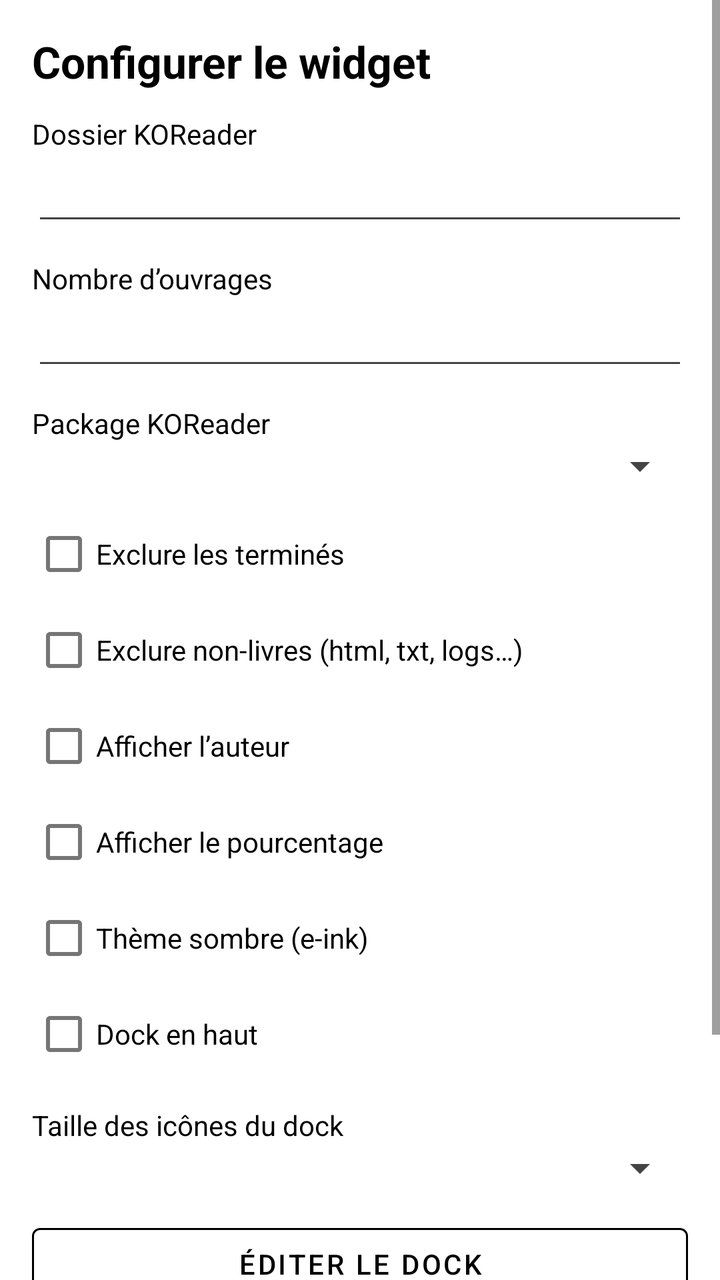
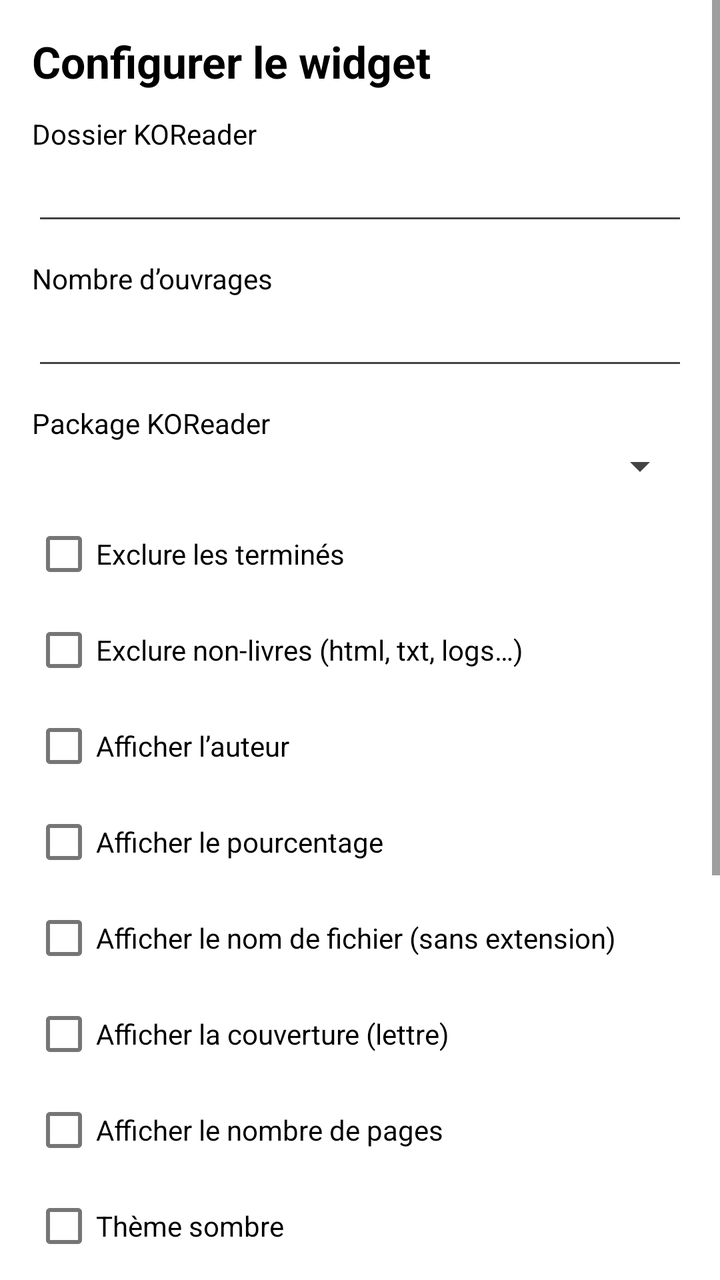

An Android layout rendered at two revisions. The XML below is the earlier revision; the diff shows what the commit changed to produce the second picture.
<!-- AndroidManifest.xml: activity theme Theme.KOReaderHistory -->
<!-- res/layout/activity_widget_configure.xml -->
<?xml version="1.0" encoding="utf-8"?>
<ScrollView xmlns:android="http://schemas.android.com/apk/res/android"
    android:layout_width="match_parent"
    android:layout_height="match_parent"
    android:background="@color/eink_bg">

    <LinearLayout
        android:layout_width="match_parent"
        android:layout_height="wrap_content"
        android:orientation="vertical"
        android:padding="16dp">

        <TextView
            android:layout_width="match_parent"
            android:layout_height="wrap_content"
            android:text="@string/open_settings"
            android:textColor="@color/eink_fg"
            android:textSize="22sp"
            android:textStyle="bold" />

        <TextView
            android:layout_width="match_parent"
            android:layout_height="wrap_content"
            android:layout_marginTop="12dp"
            android:text="@string/koreader_path"
            android:textColor="@color/eink_fg" />

        <EditText
            android:id="@+id/input_path"
            android:layout_width="match_parent"
            android:layout_height="wrap_content"
            android:inputType="textUri"
            android:textColor="@color/eink_fg" />

        <TextView
            android:layout_width="match_parent"
            android:layout_height="wrap_content"
            android:layout_marginTop="12dp"
            android:text="@string/item_count"
            android:textColor="@color/eink_fg" />

        <EditText
            android:id="@+id/input_count"
            android:layout_width="match_parent"
            android:layout_height="wrap_content"
            android:inputType="number"
            android:textColor="@color/eink_fg" />

        <TextView
            android:layout_width="match_parent"
            android:layout_height="wrap_content"
            android:layout_marginTop="12dp"
            android:text="@string/koreader_package"
            android:textColor="@color/eink_fg" />

        <Spinner
            android:id="@+id/spinner_package"
            android:layout_width="match_parent"
            android:layout_height="wrap_content" />

        <CheckBox
            android:id="@+id/check_exclude_finished"
            android:layout_width="match_parent"
            android:layout_height="wrap_content"
            android:layout_marginTop="8dp"
            android:text="@string/exclude_finished"
            android:textColor="@color/eink_fg" />

        <CheckBox
            android:id="@+id/check_exclude_non_books"
            android:layout_width="match_parent"
            android:layout_height="wrap_content"
            android:text="@string/exclude_non_books"
            android:textColor="@color/eink_fg" />

        <CheckBox
            android:id="@+id/check_show_author"
            android:layout_width="match_parent"
            android:layout_height="wrap_content"
            android:text="@string/show_author"
            android:textColor="@color/eink_fg" />

        <CheckBox
            android:id="@+id/check_show_percent"
            android:layout_width="match_parent"
            android:layout_height="wrap_content"
            android:text="@string/show_percent"
            android:textColor="@color/eink_fg" />

        <CheckBox
            android:id="@+id/check_dark"
            android:layout_width="match_parent"
            android:layout_height="wrap_content"
            android:text="@string/dark_theme"
            android:textColor="@color/eink_fg" />

        <CheckBox
            android:id="@+id/check_dock_top"
            android:layout_width="match_parent"
            android:layout_height="wrap_content"
            android:text="@string/dock_position_top"
            android:textColor="@color/eink_fg" />

        <TextView
            android:layout_width="match_parent"
            android:layout_height="wrap_content"
            android:layout_marginTop="12dp"
            android:text="@string/dock_icon_size"
            android:textColor="@color/eink_fg" />

        <Spinner
            android:id="@+id/spinner_dock_size"
            android:layout_width="match_parent"
            android:layout_height="wrap_content" />

        <com.google.android.material.button.MaterialButton
            android:id="@+id/btn_edit_dock"
            style="@style/EinkButton"
            android:layout_width="match_parent"
            android:layout_height="wrap_content"
            android:layout_marginTop="12dp"
            android:text="@string/edit_dock" />

        <com.google.android.material.button.MaterialButton
            android:id="@+id/btn_install_bridge"
            style="@style/EinkButton"
            android:layout_width="match_parent"
            android:layout_height="wrap_content"
            android:layout_marginTop="8dp"
            android:text="@string/install_bridge" />

        <com.google.android.material.button.MaterialButton
            android:id="@+id/btn_save"
            style="@style/EinkButton"
            android:layout_width="match_parent"
            android:layout_height="wrap_content"
            android:layout_marginTop="16dp"
            android:text="@string/apply_widget" />
    </LinearLayout>
</ScrollView>
<!-- resources referenced by this layout -->
<resources>
  <color name="eink_bg">#FFFFFF</color>
  <color name="eink_fg">#000000</color>
  <string name="apply_widget">Appliquer au widget</string>
  <string name="dark_theme">Thème sombre (e‑ink)</string>
  <string name="dock_icon_size">Taille des icônes du dock</string>
  <string name="dock_position_top">Dock en haut</string>
  <string name="edit_dock">Éditer le dock</string>
  <string name="exclude_finished">Exclure les terminés</string>
  <string name="exclude_non_books">Exclure non-livres (html, txt, logs…)</string>
  <string name="install_bridge">Installer le bridge KOReader</string>
  <string name="item_count">Nombre d’ouvrages</string>
  <string name="koreader_package">Package KOReader</string>
  <string name="koreader_path">Dossier KOReader</string>
  <string name="open_settings">Configurer le widget</string>
  <string name="show_author">Afficher l’auteur</string>
  <string name="show_percent">Afficher le pourcentage</string>
  <style name="EinkButton" parent="Widget.MaterialComponents.Button.OutlinedButton">
          <item name="android:textColor">@color/eink_fg</item>
          <item name="strokeColor">@color/eink_fg</item>
          <item name="rippleColor">@color/eink_muted</item>
      </style>
  <style name="Theme.KOReaderHistory" parent="Theme.MaterialComponents.Light.NoActionBar">
          <item name="colorPrimary">@color/eink_fg</item>
          <item name="colorPrimaryVariant">@color/eink_fg</item>
          <item name="colorOnPrimary">@color/eink_bg</item>
          <item name="colorSecondary">@color/eink_fg</item>
          <item name="android:statusBarColor">@color/eink_bg</item>
          <item name="android:navigationBarColor">@color/eink_bg</item>
          <item name="android:windowBackground">@color/eink_bg</item>
          <item name="android:textColorPrimary">@color/eink_fg</item>
          <item name="android:textColorSecondary">@color/eink_muted</item>
      </style>
  <color name="eink_muted">#444444</color>
</resources>

<!-- the commit's change to res/layout/activity_widget_configure.xml (unified diff, before → after) -->
@@ -88,6 +88,27 @@
             android:textColor="@color/eink_fg" />
 
         <CheckBox
+            android:id="@+id/check_use_filename"
+            android:layout_width="match_parent"
+            android:layout_height="wrap_content"
+            android:text="@string/use_filename_title"
+            android:textColor="@color/eink_fg" />
+
+        <CheckBox
+            android:id="@+id/check_show_cover"
+            android:layout_width="match_parent"
+            android:layout_height="wrap_content"
+            android:text="@string/show_cover_letter"
+            android:textColor="@color/eink_fg" />
+
+        <CheckBox
+            android:id="@+id/check_show_pages"
+            android:layout_width="match_parent"
+            android:layout_height="wrap_content"
+            android:text="@string/show_pages"
+            android:textColor="@color/eink_fg" />
+
+        <CheckBox
             android:id="@+id/check_dark"
             android:layout_width="match_parent"
             android:layout_height="wrap_content"
<!-- resource entries referenced after the edit -->
@@ -3,7 +3,7 @@
   <color name="eink_bg">#FFFFFF</color>
   <color name="eink_fg">#000000</color>
   <string name="apply_widget">Appliquer au widget</string>
-  <string name="dark_theme">Thème sombre (e‑ink)</string>
+  <string name="dark_theme">Thème sombre</string>
   <string name="dock_icon_size">Taille des icônes du dock</string>
   <string name="dock_position_top">Dock en haut</string>
   <string name="edit_dock">Éditer le dock</string>
@@ -15,7 +15,10 @@
   <string name="koreader_path">Dossier KOReader</string>
   <string name="open_settings">Configurer le widget</string>
   <string name="show_author">Afficher l’auteur</string>
+  <string name="show_cover_letter">Afficher la couverture (lettre)</string>
+  <string name="show_pages">Afficher le nombre de pages</string>
   <string name="show_percent">Afficher le pourcentage</string>
+  <string name="use_filename_title">Afficher le nom de fichier (sans extension)</string>
   <style name="EinkButton" parent="Widget.MaterialComponents.Button.OutlinedButton">
           <item name="android:textColor">@color/eink_fg</item>
           <item name="strokeColor">@color/eink_fg</item>
